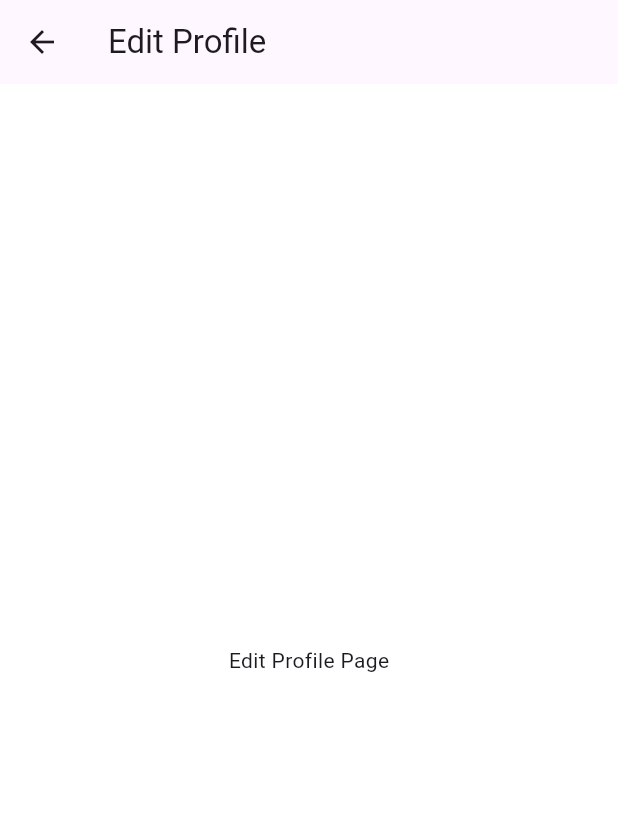
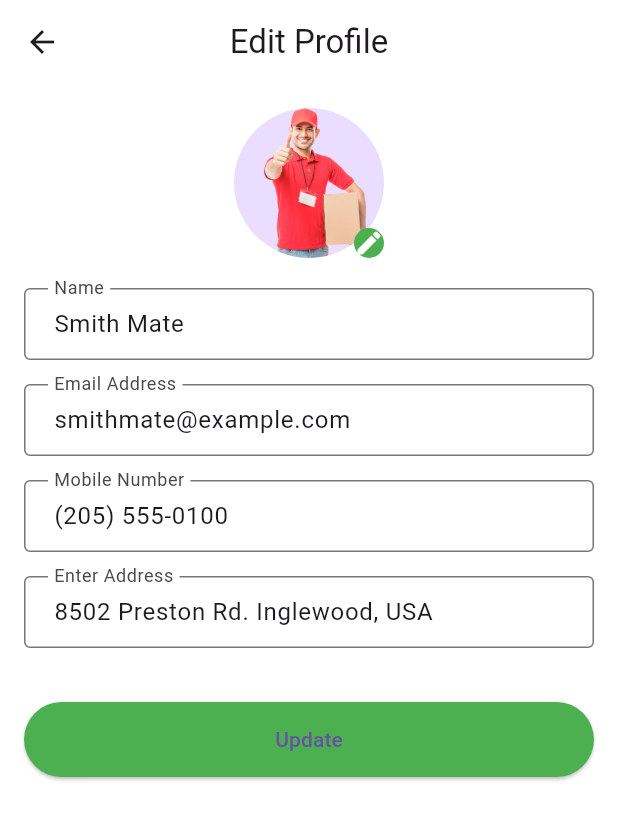
Before and after one commit to sagar-vadnala/jobhub, a Flutter app: the ProfilePage screen opened directly, after a tap on "Edit Profile", on a phone screen of 412 x 824 dp. Shown: the top 820 px of the screen. Run offline on Flutter 3.47's test engine with Material 3 defaults, Android fonts, the phone set to English and light mode, and no system bars; our stand-ins replace flutter_animate, flutter_screenutil, flutter_zoom_drawer, get, google_fonts, image_cropper and 2 more.

Commit message:
Screens added

```diff
--- /dev/null
+++ b/lib/views/ui/screens/profile/edit_profile.dart
@@ -0,0 +1,69 @@
+import 'package:flutter/material.dart';
+
+class EditProfileScreen extends StatelessWidget {
+  @override
+  Widget build(BuildContext context) {
+    return Scaffold(
+      appBar: AppBar(
+        centerTitle: true,
+        backgroundColor: Colors.white,
+        leading: IconButton(
+          icon: Icon(Icons.arrow_back),
+          onPressed: () => Navigator.of(context).pop(),
+        ),
+        title: Text('Edit Profile'),
+      ),
+      body: SingleChildScrollView(
+        padding: EdgeInsets.all(16),
+        child: Column(
+          children: [
+            Stack(
+              alignment: Alignment.bottomRight,
+              children: [
+                CircleAvatar(
+                  radius: 50,
+                  backgroundImage: AssetImage('assets/images/delivery_guy.png'),
+                ),
+                Container(
+                  decoration: BoxDecoration(
+                    color: Colors.green,
+                    shape: BoxShape.circle,
+                  ),
+                  child: Icon(Icons.edit, color: Colors.white, size: 20),
+                ),
+              ],
+            ),
+            SizedBox(height: 20),
+            _buildTextField('Name', 'Smith Mate'),
+            _buildTextField('Email Address', 'smithmate@example.com'),
+            _buildTextField('Mobile Number', '(205) 555-0100'),
+            _buildTextField('Enter Address', '8502 Preston Rd. Inglewood, USA'),
+            SizedBox(height: 20),
+            ElevatedButton(
+              child: Text('Update'),
+              onPressed: () {},
+              style: ElevatedButton.styleFrom(
+                backgroundColor: Colors.green,
+                minimumSize: Size(double.infinity, 50),
+              ),
+            ),
+          ],
+        ),
+      ),
+    );
+  }
+
+  Widget _buildTextField(String label, String initialValue) {
+    return Container(
+      margin: EdgeInsets.only(bottom: 16),
+      child: TextField(
+        decoration: InputDecoration(
+          labelText: label,
+          border: OutlineInputBorder(),
+          contentPadding: EdgeInsets.symmetric(horizontal: 16, vertical: 12),
+        ),
+        controller: TextEditingController(text: initialValue),
+      ),
+    );
+  }
+}
--- a/lib/views/ui/screens/profile/profile.dart
+++ b/lib/views/ui/screens/profile/profile.dart
@@ -1,5 +1,8 @@
 import 'package:flutter/material.dart';
+import 'package:jobhub/views/ui/screens/profile/edit_profile.dart';
+import 'package:jobhub/views/ui/screens/profile/payment_method.dart';
 import 'package:jobhub/views/ui/screens/profile/privacy_policy.dart';
+import 'package:jobhub/views/ui/screens/profile/terms_condition.dart';
 
 class ProfilePage extends StatelessWidget {
   @override
@@ -35,14 +38,13 @@ class ProfilePage extends StatelessWidget {
             children: [
               CircleAvatar(
                 radius: 25,
-                backgroundImage: const AssetImage(
-                    'assets/images/delivery_guy.png'), // use network.image to fetch user image
+                backgroundImage:
+                    const AssetImage('assets/images/delivery_guy.png'), // use network.image to fetch user image
                 child: Align(
                   alignment: Alignment.bottomRight,
                   child: CircleAvatar(
                     radius: 10,
-                    backgroundColor: Colors
-                        .green, // once appcolors are done will use them...
+                    backgroundColor: Colors.green, // once appcolors are done will use them...
                     child: const Icon(
                       Icons.edit,
                       color: Colors.white,
@@ -57,15 +59,11 @@ class ProfilePage extends StatelessWidget {
                 children: [
                   Text(
                     'Smith Mate',
-                    style: TextStyle(
-                        color: Colors.white,
-                        fontSize: 18,
-                        fontWeight: FontWeight.bold),
+                    style: TextStyle(color: Colors.white, fontSize: 18, fontWeight: FontWeight.bold),
                   ),
                   Text(
                     'smithmate@example.com',
-                    style: TextStyle(
-                        color: Colors.white.withOpacity(0.8), fontSize: 14),
+                    style: TextStyle(color: Colors.white.withOpacity(0.8), fontSize: 14),
                   ),
                 ],
               ),
@@ -78,32 +76,12 @@ class ProfilePage extends StatelessWidget {
 
   Widget _buildProfileOptions(BuildContext context) {
     final options = [
-      {'icon': Icons.edit, 'title': 'Edit Profile', 'page': EditProfilePage()},
-      {
-        'icon': Icons.lock,
-        'title': 'Change Password',
-        'page': ChangePasswordPage()
-      },
-      {
-        'icon': Icons.credit_card,
-        'title': 'Payment Method',
-        'page': PaymentMethodPage()
-      },
-      {
-        'icon': Icons.shopping_bag,
-        'title': 'My Orders',
-        'page': MyOrdersPage()
-      },
-      {
-        'icon': Icons.privacy_tip,
-        'title': 'Privacy Policy',
-        'page': PrivacyPolicyScreen()
-      },
-      {
-        'icon': Icons.description,
-        'title': 'Terms & Conditions',
-        'page': TermsConditionsPage()
-      },
+      {'icon': Icons.edit, 'title': 'Edit Profile', 'page': EditProfileScreen()},
+      {'icon': Icons.lock, 'title': 'Change Password', 'page': ChangePasswordPage()},
+      {'icon': Icons.credit_card, 'title': 'Payment Method', 'page': CheckoutScreen()},
+      {'icon': Icons.shopping_bag, 'title': 'My Orders', 'page': MyOrdersPage()},
+      {'icon': Icons.privacy_tip, 'title': 'Privacy Policy', 'page': PrivacyPolicyScreen()},
+      {'icon': Icons.description, 'title': 'Terms & Conditions', 'page': TermsAndConditionsScreen()},
     ];
 
     return ListView.separated(
@@ -119,8 +97,7 @@ class ProfilePage extends StatelessWidget {
           onTap: () {
             Navigator.push(
               context,
-              MaterialPageRoute(
-                  builder: (context) => options[index]['page'] as Widget),
+              MaterialPageRoute(builder: (context) => options[index]['page'] as Widget),
             );
           },
         );
@@ -136,8 +113,7 @@ class ProfilePage extends StatelessWidget {
         child: Text('Logout', style: TextStyle(fontSize: 16)),
         style: ElevatedButton.styleFrom(
           backgroundColor: Colors.green,
-          shape:
-              RoundedRectangleBorder(borderRadius: BorderRadius.circular(10)),
+          shape: RoundedRectangleBorder(borderRadius: BorderRadius.circular(10)),
           padding: EdgeInsets.symmetric(vertical: 15),
           minimumSize: Size(double.infinity, 50),
         ),
@@ -146,16 +122,16 @@ class ProfilePage extends StatelessWidget {
   }
 }
 
-// Example placeholder pages
-class EditProfilePage extends StatelessWidget {
-  @override
-  Widget build(BuildContext context) {
-    return Scaffold(
-      appBar: AppBar(title: Text('Edit Profile')),
-      body: Center(child: Text('Edit Profile Page')),
-    );
-  }
-}
+// // Example placeholder pages
+// class EditProfilePage extends StatelessWidget {
+//   @override
+//   Widget build(BuildContext context) {
+//     return Scaffold(
+//       appBar: AppBar(title: Text('Edit Profile')),
+//       body: Center(child: Text('Edit Profile Page')),
+//     );
+//   }
+// }
 
 class ChangePasswordPage extends StatelessWidget {
   @override
@@ -163,16 +139,6 @@ class ChangePasswordPage extends StatelessWidget {
     return Scaffold(
       appBar: AppBar(title: Text('Change Password')),
       body: Center(child: Text('Change Password Page')),
-    );
-  }
-}
-
-class PaymentMethodPage extends StatelessWidget {
-  @override
-  Widget build(BuildContext context) {
-    return Scaffold(
-      appBar: AppBar(title: Text('Payment Method')),
-      body: Center(child: Text('Payment Method Page')),
     );
   }
 }
@@ -186,13 +152,3 @@ class MyOrdersPage extends StatelessWidget {
     );
   }
 }
-
-class TermsConditionsPage extends StatelessWidget {
-  @override
-  Widget build(BuildContext context) {
-    return Scaffold(
-      appBar: AppBar(title: Text('Terms & Conditions')),
-      body: Center(child: Text('Terms & Conditions Page')),
-    );
-  }
-}
```
Also changed, not shown: lib/views/ui/screens/profile/payment_method.dart (added, +127 -0 lines), lib/views/ui/screens/profile/terms_condition.dart (added, +40 -0 lines).
